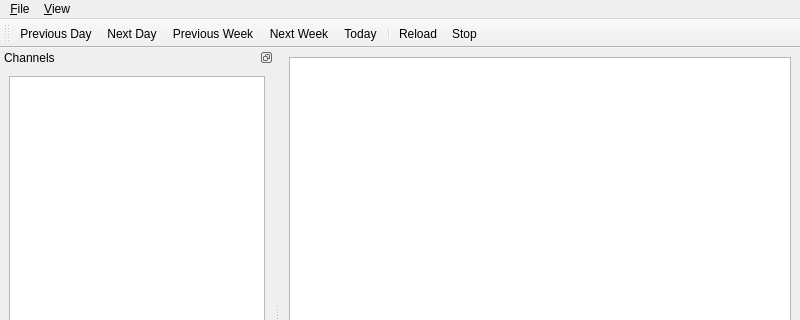
Before: the Qt Designer form src/mainwindow.ui in rweather/tvguide, drawn with Qt 5; both pictures show x 0 to 800 and y 0 to 320 of the 800 by 600 pixel window.
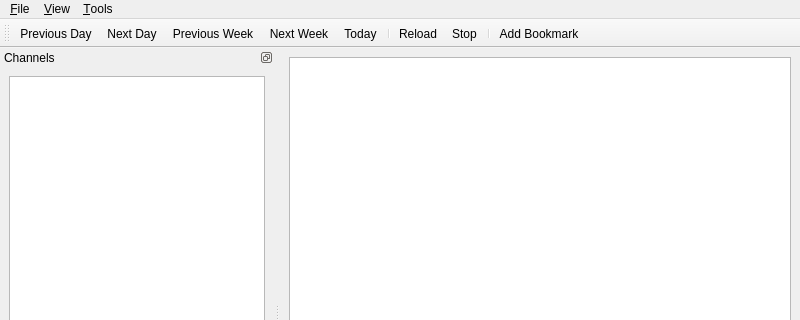
After: the same form once the commit is applied. Icons and pictures are not drawn.

Commit message: Bookmark programmes by name/channel/day/time

```diff
--- a/src/mainwindow.ui
+++ b/src/mainwindow.ui
@@ -60,8 +60,18 @@
     <addaction name="actionNight"/>
     <addaction name="actionLateNight"/>
    </widget>
+   <widget class="QMenu" name="menu_Tools">
+    <property name="title">
+     <string>&amp;Tools</string>
+    </property>
+    <addaction name="actionAddBookmark"/>
+    <addaction name="actionOrganizeBookmarks"/>
+    <addaction name="separator"/>
+    <addaction name="actionEditChannels"/>
+   </widget>
    <addaction name="menuFile"/>
    <addaction name="menuView"/>
+   <addaction name="menu_Tools"/>
   </widget>
   <widget class="QStatusBar" name="statusbar"/>
   <widget class="QDockWidget" name="channelDock">
@@ -125,6 +135,8 @@
    <addaction name="separator"/>
    <addaction name="actionReload"/>
    <addaction name="action_Stop"/>
+   <addaction name="separator"/>
+   <addaction name="actionAddBookmark"/>
   </widget>
   <action name="action_Open">
    <property name="text">
@@ -247,6 +259,18 @@
     <string>&amp;Late Night</string>
    </property>
   </action>
+  <action name="actionAddBookmark">
+   <property name="icon">
+    <iconset resource="tvguide.qrc">
+     <normaloff>:/images/bookmark-new.png</normaloff>:/images/bookmark-new.png</iconset>
+   </property>
+   <property name="text">
+    <string>Add &amp;Bookmark ...</string>
+   </property>
+   <property name="shortcut">
+    <string>Ctrl+D</string>
+   </property>
+  </action>
   <action name="actionEditChannels">
    <property name="text">
     <string>&amp;Edit Channels ...</string>
```
Left out of the diff: 8 changed lines with no effect on the pictures. The commit also changes 22 other files.
